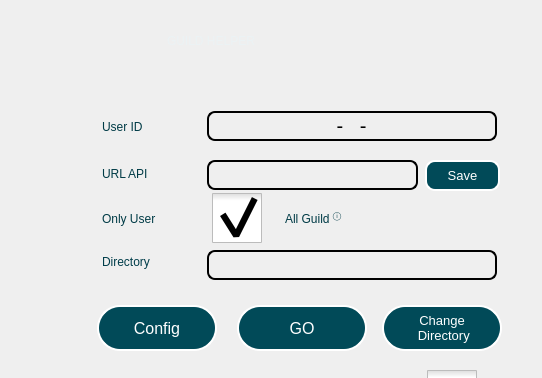
raxenov0/SWGoh, file resources/gui2.ui: the form before one commit; both pictures show x 143 to 685 and y 0 to 378 of the 685 by 500 pixel window.
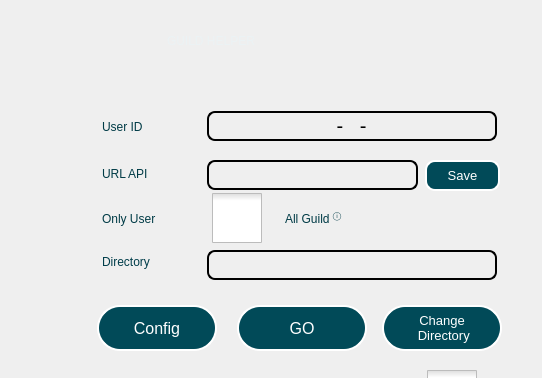
The form after the commit. Icons and pictures are not drawn.

Commit message: fix background checkboxes

What changed in the file:
```diff
--- a/resources/gui2.ui
+++ b/resources/gui2.ui
@@ -29,6 +29,9 @@
    <string notr="true">background-image: url(:/resources/image/background.png);</string>
   </property>
   <widget class="QWidget" name="centralwidget">
+   <property name="styleSheet">
+    <string notr="true"/>
+   </property>
    <widget class="QPushButton" name="pushButton">
     <property name="geometry">
      <rect>
@@ -263,6 +266,9 @@
     </property>
    </widget>
    <widget class="QCheckBox" name="checkBox">
+    <property name="enabled">
+     <bool>true</bool>
+    </property>
     <property name="geometry">
      <rect>
       <x>355</x>
@@ -288,9 +294,15 @@
     <property name="text">
      <string/>
     </property>
-    <property name="checked">
+    <property name="checkable">
      <bool>true</bool>
     </property>
+    <property name="checked">
+     <bool>false</bool>
+    </property>
+    <property name="tristate">
+     <bool>false</bool>
+    </property>
    </widget>
    <widget class="QCheckBox" name="checkBox_2">
     <property name="geometry">
```
Left out of the diff: 12 changed lines with no effect on the pictures. The commit also changes 2 other files.
